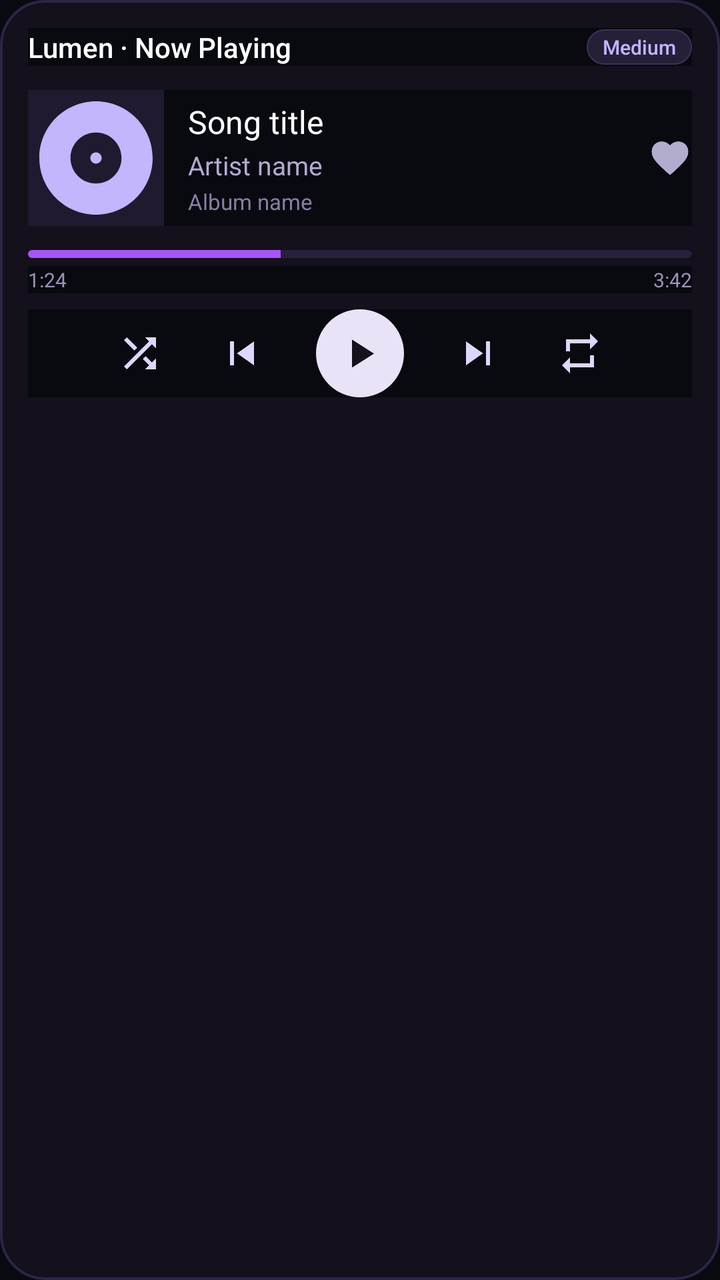
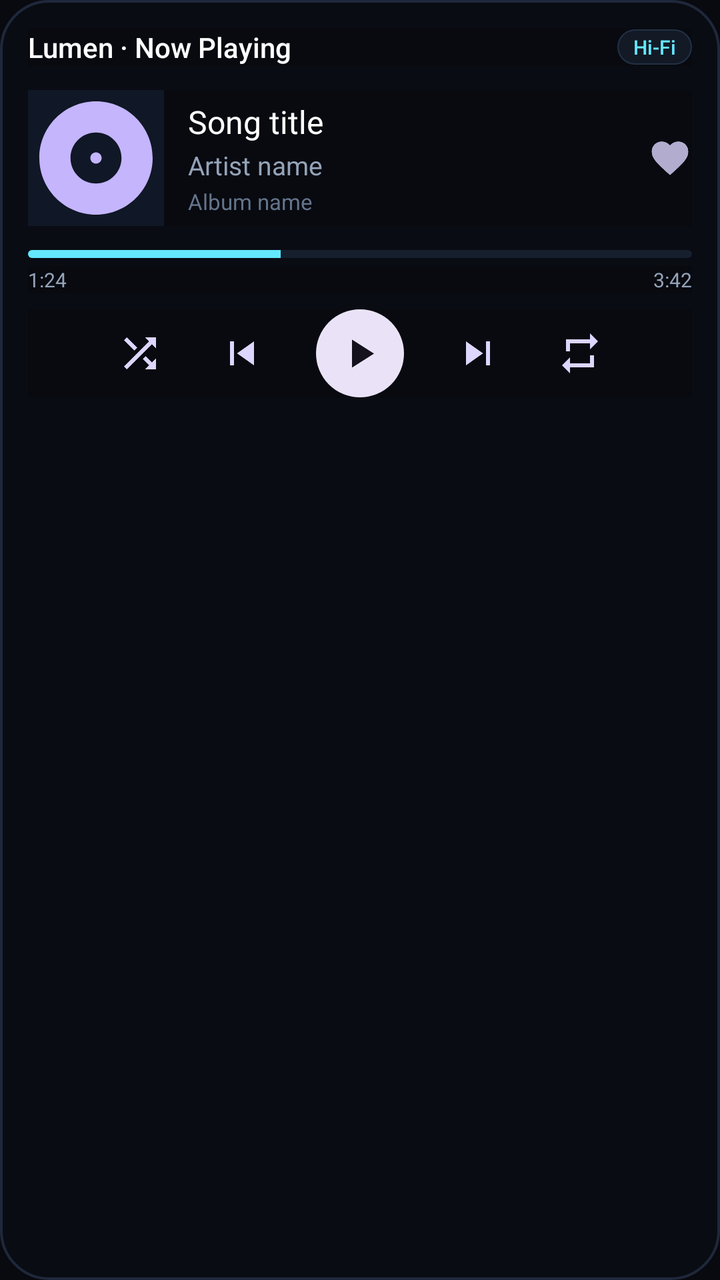

Screens rendered from an Android XML layout before and after an edit, with the pre-edit source and the edit as a unified diff.
<!-- AndroidManifest.xml: application theme AppTheme -->
<!-- res/layout/widget_now_playing.xml -->
<?xml version="1.0" encoding="utf-8"?>
<LinearLayout xmlns:android="http://schemas.android.com/apk/res/android"
    android:id="@+id/widget_np_root"
    android:layout_width="match_parent"
    android:layout_height="match_parent"
    android:background="@drawable/widget_card_bg"
    android:orientation="vertical"
    android:padding="14dp">

    
    <LinearLayout
        android:layout_width="match_parent"
        android:layout_height="wrap_content"
        android:gravity="center_vertical"
        android:orientation="horizontal">

        <TextView
            android:layout_width="0dp"
            android:layout_height="wrap_content"
            android:layout_weight="1"
            android:fontFamily="sans-serif-medium"
            android:text="Lumen · Now Playing"
            android:textColor="#FFFFFF"
            android:textSize="14sp" />

        <TextView
            android:layout_width="wrap_content"
            android:layout_height="wrap_content"
            android:background="@drawable/widget_tag_bg"
            android:fontFamily="sans-serif-medium"
            android:paddingStart="8dp"
            android:paddingTop="2dp"
            android:paddingEnd="8dp"
            android:paddingBottom="2dp"
            android:text="Medium"
            android:textColor="#C4B5FD"
            android:textSize="10sp" />
    </LinearLayout>

    
    <LinearLayout
        android:layout_width="match_parent"
        android:layout_height="wrap_content"
        android:layout_marginTop="12dp"
        android:gravity="center_vertical"
        android:orientation="horizontal">

        
        <ImageView
            android:id="@+id/widget_np_artwork"
            android:layout_width="68dp"
            android:layout_height="68dp"
            android:background="#201A30"
            android:scaleType="centerCrop"
            android:src="@drawable/ic_widget_disc" />

        
        <LinearLayout
            android:layout_width="0dp"
            android:layout_height="wrap_content"
            android:layout_marginStart="12dp"
            android:layout_marginEnd="6dp"
            android:layout_weight="1"
            android:orientation="vertical">

            <TextView
                android:id="@+id/widget_np_title"
                android:layout_width="wrap_content"
                android:layout_height="wrap_content"
                android:ellipsize="end"
                android:fontFamily="sans-serif-bold"
                android:maxLines="1"
                android:text="Song title"
                android:textColor="#FFFFFF"
                android:textSize="16sp" />

            <TextView
                android:id="@+id/widget_np_artist"
                android:layout_width="wrap_content"
                android:layout_height="wrap_content"
                android:layout_marginTop="2dp"
                android:ellipsize="end"
                android:fontFamily="sans-serif"
                android:maxLines="1"
                android:text="Artist name"
                android:textColor="#B5A8D1"
                android:textSize="13sp" />

            <TextView
                android:id="@+id/widget_np_album"
                android:layout_width="wrap_content"
                android:layout_height="wrap_content"
                android:layout_marginTop="2dp"
                android:ellipsize="end"
                android:fontFamily="sans-serif"
                android:maxLines="1"
                android:text="Album name"
                android:textColor="#8A7EA6"
                android:textSize="11sp" />
        </LinearLayout>

        
        <ImageView
            android:id="@+id/widget_np_like"
            android:layout_width="22dp"
            android:layout_height="22dp"
            android:alpha="0.8"
            android:src="@drawable/ic_widget_heart" />
    </LinearLayout>

    
    <ProgressBar
        android:id="@+id/widget_np_progress"
        style="?android:attr/progressBarStyleHorizontal"
        android:layout_width="match_parent"
        android:layout_height="4dp"
        android:layout_marginTop="12dp"
        android:max="1000"
        android:progress="380"
        android:progressDrawable="@drawable/widget_progress_drawable" />

    
    <LinearLayout
        android:layout_width="match_parent"
        android:layout_height="wrap_content"
        android:layout_marginTop="4dp"
        android:orientation="horizontal">

        <TextView
            android:id="@+id/widget_np_elapsed"
            android:layout_width="0dp"
            android:layout_height="wrap_content"
            android:layout_weight="1"
            android:fontFamily="sans-serif"
            android:text="1:24"
            android:textColor="#9E91B8"
            android:textSize="10sp" />

        <TextView
            android:id="@+id/widget_np_duration"
            android:layout_width="wrap_content"
            android:layout_height="wrap_content"
            android:fontFamily="sans-serif"
            android:text="3:42"
            android:textColor="#9E91B8"
            android:textSize="10sp" />
    </LinearLayout>

    
    <LinearLayout
        android:layout_width="match_parent"
        android:layout_height="wrap_content"
        android:layout_marginTop="8dp"
        android:gravity="center"
        android:orientation="horizontal">

        <ImageButton
            android:id="@+id/widget_np_shuffle"
            android:layout_width="36dp"
            android:layout_height="36dp"
            android:background="@android:color/transparent"
            android:contentDescription="Shuffle"
            android:scaleType="centerInside"
            android:src="@drawable/ic_widget_shuffle" />

        <ImageButton
            android:id="@+id/widget_np_prev"
            android:layout_width="38dp"
            android:layout_height="38dp"
            android:layout_marginStart="14dp"
            android:background="@android:color/transparent"
            android:contentDescription="Previous"
            android:scaleType="centerInside"
            android:src="@drawable/ic_widget_prev" />

        <ImageButton
            android:id="@+id/widget_np_play_pause"
            android:layout_width="44dp"
            android:layout_height="44dp"
            android:layout_marginStart="18dp"
            android:layout_marginEnd="18dp"
            android:background="@drawable/widget_play_btn_bg"
            android:contentDescription="Play/Pause"
            android:scaleType="centerInside"
            android:src="@drawable/ic_widget_play" />

        <ImageButton
            android:id="@+id/widget_np_next"
            android:layout_width="38dp"
            android:layout_height="38dp"
            android:layout_marginEnd="14dp"
            android:background="@android:color/transparent"
            android:contentDescription="Next"
            android:scaleType="centerInside"
            android:src="@drawable/ic_widget_next" />

        <ImageButton
            android:id="@+id/widget_np_repeat"
            android:layout_width="36dp"
            android:layout_height="36dp"
            android:background="@android:color/transparent"
            android:contentDescription="Repeat"
            android:scaleType="centerInside"
            android:src="@drawable/ic_widget_repeat" />
    </LinearLayout>
</LinearLayout>
<!-- resources referenced by this layout -->
<resources>
  <!-- drawable ic_widget_next (drawable) -->
  <vector xmlns:android="http://schemas.android.com/apk/res/android"
      android:width="24dp"
      android:height="24dp"
      android:viewportWidth="24"
      android:viewportHeight="24">
    <path
        android:fillColor="#DDD6FE"
        android:pathData="M6,18l8.5,-6L6,6v12zM16,6v12h2V6h-2z"/>
  </vector>
  <!-- drawable ic_widget_play (drawable) -->
  <vector xmlns:android="http://schemas.android.com/apk/res/android"
      android:width="24dp"
      android:height="24dp"
      android:viewportWidth="24"
      android:viewportHeight="24">
    <path
        android:fillColor="#15121E"
        android:pathData="M8,5.14v14l11,-7l-11,-7z"/>
  </vector>
  <!-- drawable ic_widget_prev (drawable) -->
  <vector xmlns:android="http://schemas.android.com/apk/res/android"
      android:width="24dp"
      android:height="24dp"
      android:viewportWidth="24"
      android:viewportHeight="24">
    <path
        android:fillColor="#DDD6FE"
        android:pathData="M6,6h2v12H6V6zm3.5,6l8.5,6V6l-8.5,6z"/>
  </vector>
  <!-- drawable ic_widget_repeat (drawable) -->
  <vector xmlns:android="http://schemas.android.com/apk/res/android"
      android:width="24dp"
      android:height="24dp"
      android:viewportWidth="24"
      android:viewportHeight="24">
    <path
        android:fillColor="#DDD6FE"
        android:pathData="M7,7h10v3l4,-4 -4,-4v3H5v6h2V7zm10,10H7v-3l-4,4 4,4v-3h12v-6h-2v4z"/>
  </vector>
  <!-- drawable ic_widget_shuffle (drawable) -->
  <vector xmlns:android="http://schemas.android.com/apk/res/android"
      android:width="24dp"
      android:height="24dp"
      android:viewportWidth="24"
      android:viewportHeight="24">
    <path
        android:fillColor="#DDD6FE"
        android:pathData="M10.59,9.17L5.41,4 4,5.41l5.17,5.17 1.42,-1.41zM14.5,4l2.04,2.04L4,18.59 5.41,20 17.96,7.46 20,9.5V4h-5.5zm0.33,9.41l-1.41,1.41 3.13,3.13L14.5,20H20v-5.5l-2.04,2.04 -3.13,-3.13z"/>
  </vector>
  <!-- drawable widget_card_bg (drawable) -->
  <?xml version="1.0" encoding="utf-8"?>
  <shape xmlns:android="http://schemas.android.com/apk/res/android"
      android:shape="rectangle">
      <solid android:color="#14111D" />
      <corners android:radius="22dp" />
      <stroke
          android:width="1.2dp"
          android:color="#2D2447" />
  </shape>
  <!-- drawable widget_play_btn_bg (drawable) -->
  <?xml version="1.0" encoding="utf-8"?>
  <shape xmlns:android="http://schemas.android.com/apk/res/android"
      android:shape="oval">
      <solid android:color="#EAE3F7" />
  </shape>
  <!-- drawable widget_progress_drawable (drawable) -->
  <?xml version="1.0" encoding="utf-8"?>
  <layer-list xmlns:android="http://schemas.android.com/apk/res/android">
      <item android:id="@android:id/background">
          <shape android:shape="rectangle">
              <corners android:radius="3dp" />
              <solid android:color="#28213B" />
          </shape>
      </item>
      <item android:id="@android:id/progress">
          <clip>
              <shape android:shape="rectangle">
                  <corners android:radius="3dp" />
                  <solid android:color="#A855F7" />
              </shape>
          </clip>
      </item>
  </layer-list>
  <!-- drawable widget_tag_bg (drawable) -->
  <?xml version="1.0" encoding="utf-8"?>
  <shape xmlns:android="http://schemas.android.com/apk/res/android"
      android:shape="rectangle">
      <solid android:color="#261F38" />
      <corners android:radius="12dp" />
      <stroke
          android:width="0.8dp"
          android:color="#3D3259" />
  </shape>
  <style name="AppTheme" parent="Theme.AppCompat.DayNight.NoActionBar">
          
          <item name="colorPrimary">@color/colorPrimary</item>
          <item name="colorPrimaryDark">@color/colorPrimaryDark</item>
          <item name="colorAccent">@color/colorAccent</item>
          <item name="android:windowBackground">#080A10</item>
          <item name="android:background">#080A10</item>
      </style>
  <!-- unchanged entries left out for length: 2 -->
</resources>

<!-- the commit's change to res/layout/widget_now_playing.xml (unified diff, before → after) -->
@@ -32,8 +32,8 @@
             android:paddingTop="2dp"
             android:paddingEnd="8dp"
             android:paddingBottom="2dp"
-            android:text="Medium"
-            android:textColor="#C4B5FD"
+            android:text="Hi-Fi"
+            android:textColor="#63E8FF"
             android:textSize="10sp" />
     </LinearLayout>
 
@@ -50,7 +50,7 @@
             android:id="@+id/widget_np_artwork"
             android:layout_width="68dp"
             android:layout_height="68dp"
-            android:background="#201A30"
+            android:background="#101726"
             android:scaleType="centerCrop"
             android:src="@drawable/ic_widget_disc" />
 
@@ -83,7 +83,7 @@
                 android:fontFamily="sans-serif"
                 android:maxLines="1"
                 android:text="Artist name"
-                android:textColor="#B5A8D1"
+                android:textColor="#94A3B8"
                 android:textSize="13sp" />
 
             <TextView
@@ -95,7 +95,7 @@
                 android:fontFamily="sans-serif"
                 android:maxLines="1"
                 android:text="Album name"
-                android:textColor="#8A7EA6"
+                android:textColor="#64748B"
                 android:textSize="11sp" />
         </LinearLayout>
 
@@ -133,7 +133,7 @@
             android:layout_weight="1"
             android:fontFamily="sans-serif"
             android:text="1:24"
-            android:textColor="#9E91B8"
+            android:textColor="#94A3B8"
             android:textSize="10sp" />
 
         <TextView
@@ -142,7 +142,7 @@
             android:layout_height="wrap_content"
             android:fontFamily="sans-serif"
             android:text="3:42"
-            android:textColor="#9E91B8"
+            android:textColor="#94A3B8"
             android:textSize="10sp" />
     </LinearLayout>
 
<!-- resource entries referenced after the edit -->
@@ -54,11 +54,11 @@
   <?xml version="1.0" encoding="utf-8"?>
   <shape xmlns:android="http://schemas.android.com/apk/res/android"
       android:shape="rectangle">
-      <solid android:color="#14111D" />
-      <corners android:radius="22dp" />
+      <solid android:color="#090C13" />
+      <corners android:radius="24dp" />
       <stroke
           android:width="1.2dp"
-          android:color="#2D2447" />
+          android:color="#1F283B" />
   </shape>
   <!-- drawable widget_play_btn_bg (drawable) -->
   <?xml version="1.0" encoding="utf-8"?>
@@ -72,14 +72,14 @@
       <item android:id="@android:id/background">
           <shape android:shape="rectangle">
               <corners android:radius="3dp" />
-              <solid android:color="#28213B" />
+              <solid android:color="#161F2E" />
           </shape>
       </item>
       <item android:id="@android:id/progress">
           <clip>
               <shape android:shape="rectangle">
                   <corners android:radius="3dp" />
-                  <solid android:color="#A855F7" />
+                  <solid android:color="#63E8FF" />
               </shape>
           </clip>
       </item>
@@ -88,11 +88,11 @@
   <?xml version="1.0" encoding="utf-8"?>
   <shape xmlns:android="http://schemas.android.com/apk/res/android"
       android:shape="rectangle">
-      <solid android:color="#261F38" />
+      <solid android:color="#131A26" />
       <corners android:radius="12dp" />
       <stroke
           android:width="0.8dp"
-          android:color="#3D3259" />
+          android:color="#223147" />
   </shape>
   <style name="AppTheme" parent="Theme.AppCompat.DayNight.NoActionBar">
           
